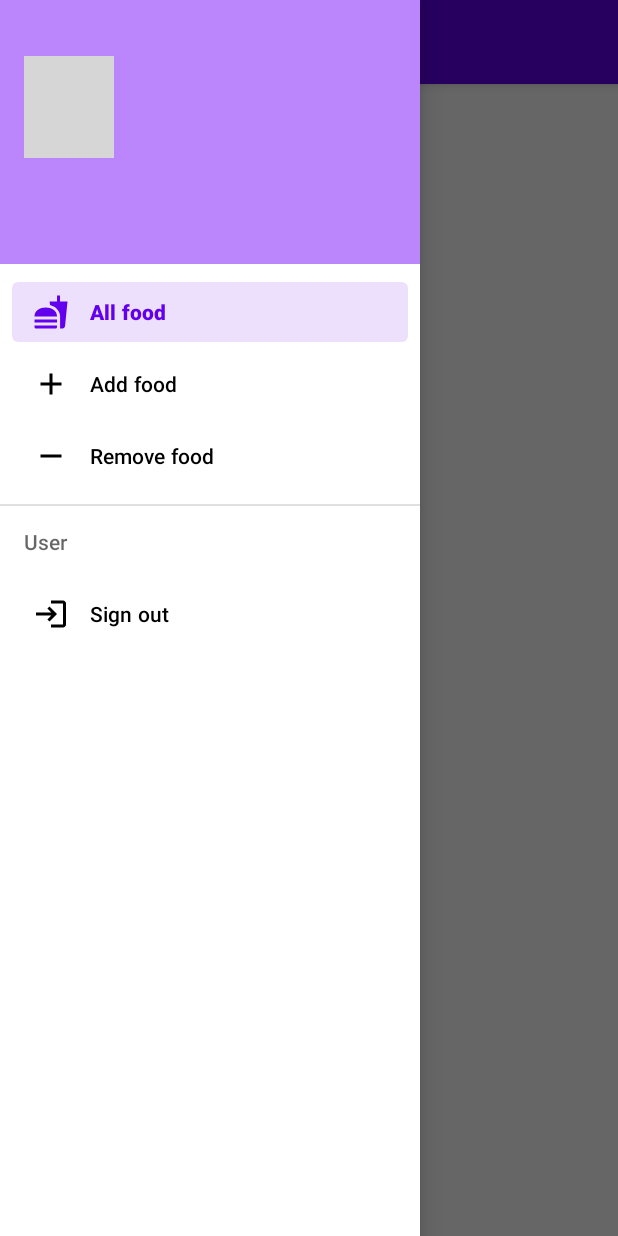
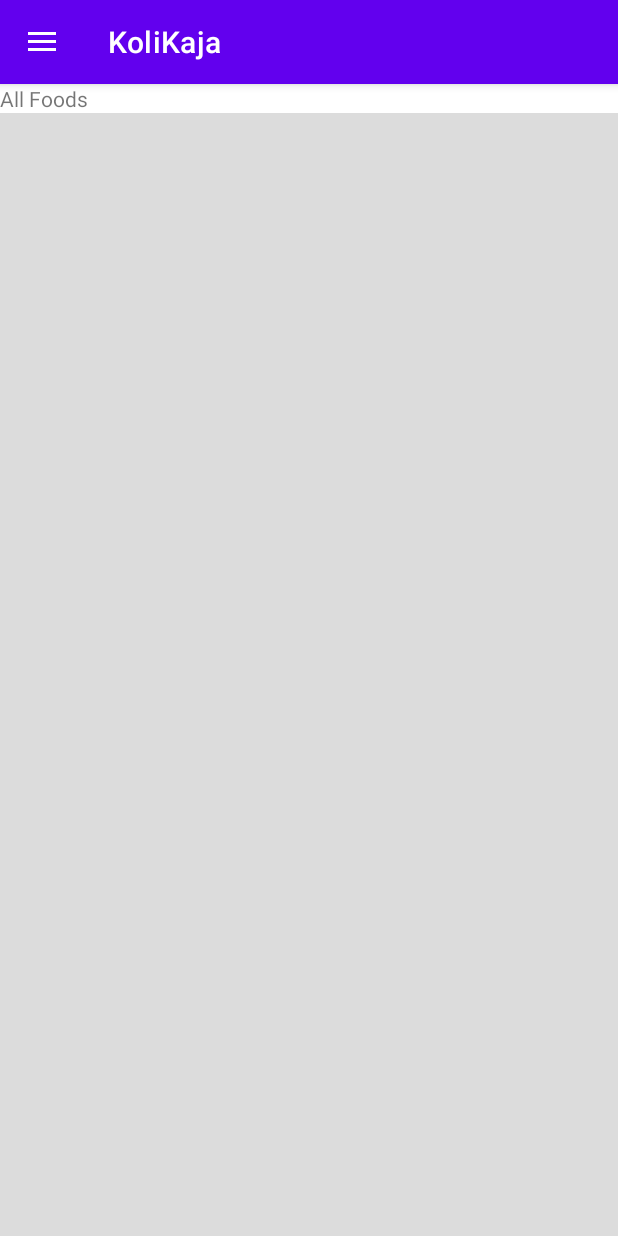
Before and after one commit to ipko1996/KoliKaja, an Android app: the screen it shows after launch once a user with an empty profile is signed in (MainActivity), after a tap on "All food", on a phone screen of 412 x 824 dp. Run offline under Robolectric (Android 15) with nearby library versions, the phone set to English and light mode, and no system bars; our stand-ins replace Firebase (no records; nobody signed in at launch, a user with empty details on screens opened directly); pictures from the network do not load; 1 other tap on this screen came first; grey boxes are pictures that could not be loaded.

Commit message:
all food fragment works with realtime

```diff
--- a/app/build.gradle
+++ b/app/build.gradle
@@ -36,6 +36,8 @@ dependencies {
     implementation 'com.google.firebase:firebase-firestore:23.0.4'
     implementation 'com.google.firebase:firebase-auth:21.0.1'
     implementation 'com.google.android.gms:play-services-auth:19.2.0'
+    implementation 'androidx.legacy:legacy-support-v4:1.0.0'
+    implementation 'com.google.firebase:firebase-database:20.0.2'
     testImplementation 'junit:junit:4.+'
     androidTestImplementation 'androidx.test.ext:junit:1.1.3'
     androidTestImplementation 'androidx.test.espresso:espresso-core:3.4.0'
--- /dev/null
+++ b/app/src/main/java/hu/bugs/kolikaja/AllFood.java
@@ -0,0 +1,109 @@
+package hu.bugs.kolikaja;
+
+import android.net.Uri;
+import android.os.Bundle;
+import android.util.Log;
+import android.view.LayoutInflater;
+import android.view.View;
+import android.view.ViewGroup;
+
+import androidx.annotation.Nullable;
+import androidx.fragment.app.Fragment;
+import androidx.recyclerview.widget.LinearLayoutManager;
+import androidx.recyclerview.widget.RecyclerView;
+
+import com.google.firebase.firestore.CollectionReference;
+import com.google.firebase.firestore.DocumentSnapshot;
+import com.google.firebase.firestore.EventListener;
+import com.google.firebase.firestore.FirebaseFirestore;
+import com.google.firebase.firestore.FirebaseFirestoreException;
+import com.google.firebase.firestore.ListenerRegistration;
+import com.google.firebase.firestore.QuerySnapshot;
+
+import java.util.ArrayList;
+import java.util.List;
+import java.util.Map;
+
+
+public class AllFood extends Fragment {
+
+    private static final String TAG = "AllFood";
+
+    private FirebaseFirestore db = FirebaseFirestore.getInstance();
+    private CollectionReference ref = db.collection("foods");
+    private ListenerRegistration unsubscribe;
+    private ArrayList<Card> cards;
+    private RecyclerView recyclerView;
+    private RecyclerView.Adapter adapter;
+    private RecyclerView.LayoutManager layoutManager;
+
+    public AllFood() {
+        // Required empty public constructor
+    }
+
+    @Override
+    public void onCreate(Bundle savedInstanceState) {
+        super.onCreate(savedInstanceState);
+        cards = new ArrayList<>();
+
+        // Test data
+//        cards.add(new Card("Test Kaja1", 500, Uri.parse("https://image-api.nosalty.hu/nosalty/images/recipes/qN/ou/klasszikus-toltott-kaposzta.jpeg?w=640&h=360&fit=crop&s=d644d0f2313e6641857f0a1169106ba7"), "KK"));
+//        cards.add(new Card("Test Kaja2", 700, Uri.parse("https://image-api.nosalty.hu/nosalty/images/recipes/qN/ou/klasszikus-toltott-kaposzta.jpeg?w=640&h=360&fit=crop&s=d644d0f2313e6641857f0a1169106ba7"), "Magi"));
+//        cards.add(new Card("Test Kaja3", 450, Uri.parse("https://image-api.nosalty.hu/nosalty/images/recipes/qN/ou/klasszikus-toltott-kaposzta.jpeg?w=640&h=360&fit=crop&s=d644d0f2313e6641857f0a1169106ba7"), "Magi"));
+
+        unsubscribe = ref.addSnapshotListener(new EventListener<QuerySnapshot>() {
+            @Override
+            public void onEvent(@Nullable QuerySnapshot value, @Nullable FirebaseFirestoreException error) {
+                List<DocumentSnapshot> docs = value.getDocuments();
+                cards.clear();
+                for (DocumentSnapshot document : docs) {
+                    Map<String, Object> temp = document.getData();
+                    if (temp == null) throw new AssertionError();
+                    cards.add(new Card(temp));
+//                    Log.d(TAG, document.getId() + " => " + document.getData());
+//                    Log.d(TAG, temp.toString());
+                }
+                adapter.notifyDataSetChanged();
+
+            }
+        });
+
+//        db.collection("foods")
+//                .get()
+//                .addOnCompleteListener(new OnCompleteListener<QuerySnapshot>() {
+//                    @Override
+//                    public void onComplete(@NonNull Task<QuerySnapshot> task) {
+//                        if (task.isSuccessful()) {
+//                            for (QueryDocumentSnapshot document : task.getResult()) {
+//                                Log.d(TAG, document.getId() + " => " + document.getData());
+//                            }
+//                        } else {
+//                            Log.w(TAG, "Error getting documents.", task.getException());
+//                        }
+//                    }
+//                });
+    }
+
+    @Override
+    public void onDestroy() {
+        unsubscribe.remove();
+        Log.d(TAG, "Unsubscribed from querySnapshot");
+        super.onDestroy();
+    }
+
+    @Override
+    public View onCreateView(LayoutInflater inflater, ViewGroup container,
+                             Bundle savedInstanceState) {
+        // Inflate the layout for this fragment
+        View root = inflater.inflate(R.layout.fragment_all_food, container, false);
+        root.setTag("AllFood");
+        recyclerView = (RecyclerView) root.findViewById(R.id.recyclerView);
+        recyclerView.setHasFixedSize(true);
+        layoutManager = new LinearLayoutManager(getActivity());
+        adapter = new CardAdapter(cards, getActivity());
+        recyclerView.setLayoutManager(layoutManager);
+        recyclerView.setAdapter(adapter);
+
+        return root;
+    }
+}
--- a/app/src/main/java/hu/bugs/kolikaja/AuthActivity.java
+++ b/app/src/main/java/hu/bugs/kolikaja/AuthActivity.java
@@ -25,6 +25,8 @@ import com.google.firebase.auth.AuthResult;
 import com.google.firebase.auth.FirebaseAuth;
 import com.google.firebase.auth.FirebaseUser;
 import com.google.firebase.auth.GoogleAuthProvider;
+
+//TODO completely remove the account
 
 public class AuthActivity extends AppCompatActivity {
 
--- /dev/null
+++ b/app/src/main/java/hu/bugs/kolikaja/CardAdapter.java
@@ -0,0 +1,65 @@
+package hu.bugs.kolikaja;
+
+import android.content.Context;
+import android.view.LayoutInflater;
+import android.view.View;
+import android.view.ViewGroup;
+import android.widget.ImageView;
+import android.widget.TextView;
+
+import androidx.annotation.NonNull;
+import androidx.recyclerview.widget.RecyclerView;
+
+import com.bumptech.glide.Glide;
+
+import java.util.ArrayList;
+
+public class CardAdapter extends RecyclerView.Adapter<CardAdapter.CardViewHolder> {
+
+    private ArrayList<Card> cards;
+    private Context context;
+
+    public CardAdapter(ArrayList<Card> cards, Context context) {
+        this.cards = cards;
+        this.context = context;
+    }
+
+    @NonNull
+    @Override
+    public CardViewHolder onCreateViewHolder(@NonNull ViewGroup parent, int viewType) {
+        View v = LayoutInflater.from(parent.getContext())
+                .inflate(R.layout.fragment_card, parent, false);
+        CardViewHolder cvh = new CardViewHolder(v);
+        return cvh;
+    }
+
+    @Override
+    public void onBindViewHolder(@NonNull CardViewHolder holder, int position) {
+        Card temp = cards.get(position);
+
+        holder.foodName.setText(temp.getFoodName());
+        holder.foodPrice.setText(String.valueOf(temp.getFoodPrice()) + " Ft");
+        Glide.with(context).load(temp.getFoodImage()).into(holder.foodImage);
+        holder.foodLocation.setText(temp.getFoodLocation());
+    }
+
+    @Override
+    public int getItemCount() {
+        return cards.size();
+    }
+
+    public static class CardViewHolder extends RecyclerView.ViewHolder {
+        private TextView foodName;
+        private TextView foodPrice;
+        private ImageView foodImage;
+        private TextView foodLocation;
+
+        public CardViewHolder(@NonNull View itemView) {
+            super(itemView);
+            foodName = itemView.findViewById(R.id.card_food_name);
+            foodPrice = itemView.findViewById(R.id.card_price);
+            foodImage = itemView.findViewById(R.id.card_image);
+            foodLocation = itemView.findViewById(R.id.card_foodLocation);
+        }
+    }
+}
--- a/app/src/main/java/hu/bugs/kolikaja/MainActivity.java
+++ b/app/src/main/java/hu/bugs/kolikaja/MainActivity.java
@@ -1,7 +1,6 @@
 package hu.bugs.kolikaja;
 
 import android.content.Intent;
-import android.graphics.BitmapFactory;
 import android.net.Uri;
 import android.os.Bundle;
 import android.view.MenuItem;
@@ -42,6 +41,21 @@ public class MainActivity extends AppCompatActivity {
             @Override
             public boolean onNavigationItemSelected(@NonNull MenuItem item) {
                 switch (item.getItemId()) {
+                    case R.id.nav_all_food_btn:
+                        getSupportFragmentManager().beginTransaction()
+                                .replace(R.id.fragment_container,new AllFood())
+                                .commit();
+                        break;
+                    case R.id.nav_add_food_btn:
+                        getSupportFragmentManager().beginTransaction()
+                                .replace(R.id.fragment_container,new AddFood())
+                                .commit();
+                        break;
+                    case R.id.nav_remove_food_btn:
+                        getSupportFragmentManager().beginTransaction()
+                                .replace(R.id.fragment_container,new RemoveFood())
+                                .commit();
+                        break;
                     case R.id.nav_log_out_btn:
                         signOut();
                         break;
@@ -49,7 +63,7 @@ public class MainActivity extends AppCompatActivity {
                         Toast.makeText(MainActivity.this, "Not implemented yet",
                                 Toast.LENGTH_SHORT).show();
                 }
-
+                drawerLayout.closeDrawer(GravityCompat.START);
                 return true;
             }
         });
@@ -58,6 +72,14 @@ public class MainActivity extends AppCompatActivity {
                 R.string.navigation_drawer_open, R.string.navigation_drawer_close);
         drawerLayout.addDrawerListener(toggle);
         toggle.syncState();
+
+        //Else it would show AllFood fragment after rotate
+        if(savedInstanceState == null) {
+            getSupportFragmentManager().beginTransaction()
+                    .replace(R.id.fragment_container, new AllFood())
+                    .commit();
+            navigationView.setCheckedItem(R.id.nav_all_food_btn);
+        }
     }
 
     private void initNavView(NavigationView navigationView) {
@@ -79,7 +101,7 @@ public class MainActivity extends AppCompatActivity {
         FirebaseAuth.getInstance().signOut();
         Intent intent = new Intent(this, AuthActivity.class);
 
-        //make sure user cant go back
+        //make sure user can't go back
         intent.setFlags(Intent.FLAG_ACTIVITY_NEW_TASK | Intent.FLAG_ACTIVITY_CLEAR_TASK);
         startActivity(intent);
     }
--- /dev/null
+++ b/app/src/main/res/layout/fragment_all_food.xml
@@ -0,0 +1,24 @@
+<?xml version="1.0" encoding="utf-8"?>
+<LinearLayout xmlns:android="http://schemas.android.com/apk/res/android"
+    xmlns:card_view="http://schemas.android.com/apk/res-auto"
+    xmlns:tools="http://schemas.android.com/tools"
+    android:layout_width="match_parent"
+    android:layout_height="match_parent"
+    android:orientation="vertical"
+    xmlns:app="http://schemas.android.com/apk/res-auto"
+    tools:context=".AllFood">
+
+    <TextView
+        android:layout_width="wrap_content"
+        android:layout_height="wrap_content"
+        android:text="All Foods" />
+
+    <androidx.recyclerview.widget.RecyclerView
+        android:id="@+id/recyclerView"
+        android:layout_width="match_parent"
+        android:layout_height="match_parent"
+        android:background="#DCDCDC"
+        android:padding="2dp"
+        android:scrollbars="vertical" />
+
+</LinearLayout>
--- a/app/src/main/res/values/strings.xml
+++ b/app/src/main/res/values/strings.xml
@@ -3,4 +3,7 @@
 
     <string name="navigation_drawer_open">Open navigation drawer</string>
     <string name="navigation_drawer_close">Close navigation drawer</string>
+    <!-- TODO: Remove or change this placeholder text -->
+    <string name="hello_blank_fragment">Hello blank fragment</string>
+
 </resources>
```
Also changed, not shown: app/src/main/java/hu/bugs/kolikaja/AddFood.java (added, +64 -0 lines), app/src/main/java/hu/bugs/kolikaja/Card.java (added, +57 -0 lines), app/src/main/java/hu/bugs/kolikaja/Food.java (added, +90 -0 lines), app/src/main/java/hu/bugs/kolikaja/RemoveFood.java (added, +64 -0 lines), app/src/main/res/layout/fragment_add_food.xml (added, +13 -0 lines), app/src/main/res/layout/fragment_card.xml (added, +70 -0 lines), app/src/main/res/layout/fragment_remove_food.xml (added, +13 -0 lines).
